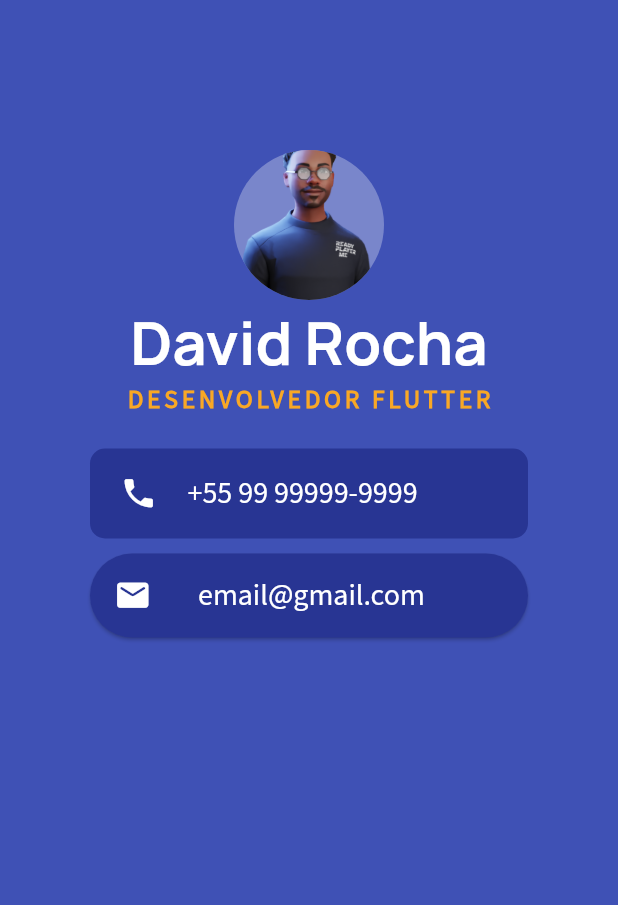
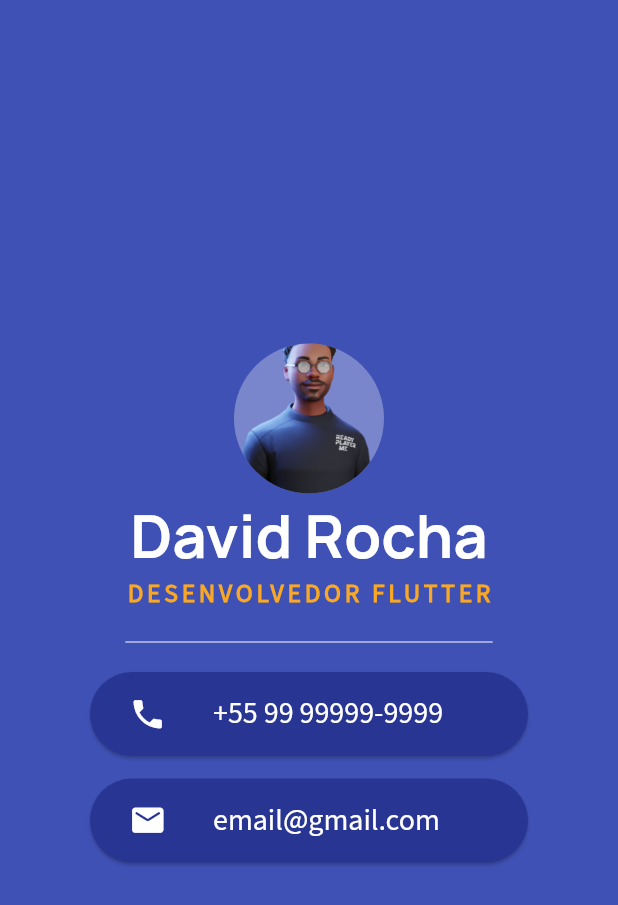
Before and after one commit to davidrockkj/my_card-flutter, a Flutter app: the screen it shows after launch, on a phone screen of 412 x 824 dp. Shown: the top 905 px of the screen. Run offline on Flutter 3.47's test engine with Material 2 defaults, Android fonts, the phone set to English and light mode, and no system bars.

Commit message:
Finalização do projeto

```diff
--- a/lib/main.dart
+++ b/lib/main.dart
@@ -17,8 +17,11 @@ class MeuApp extends StatelessWidget {
         backgroundColor: Colors.indigo,
         body: SafeArea(
           child: Column(
+            mainAxisAlignment: MainAxisAlignment.center,
+
             children: [
-              const SizedBox(height: 100.0),
+              // const SizedBox(height: 100.0), - usada para "centralizar" o conteúdo
+
               CircleAvatar(
                 backgroundImage: const AssetImage('imagens/davatar.png'),
                 backgroundColor: Colors.indigo.shade300,
@@ -45,37 +48,42 @@ class MeuApp extends StatelessWidget {
                   letterSpacing: 2.5,
                 ),
               ),
-              // TELEFONE --------------------------
               Container(
-                height: 60.0,
-                margin: const EdgeInsets.fromLTRB(60.0, 20.0, 60.0, 0.0),
+                height: 40,
+                width: 245,
+                clipBehavior: Clip.hardEdge,
                 decoration: BoxDecoration(
-                  borderRadius: BorderRadius.circular(10),
-                  color: Colors.indigo[800],
+                  borderRadius: BorderRadius.circular(100),
                 ),
-                child: const Row(
-                  children: [
-                    Padding(
-                      padding: EdgeInsets.symmetric(
-                        horizontal: 10.0
+                child: const Divider(
+                  height: 20,
+                  // thickness: 5,
+                  color: Colors.white,
                 ),
               ),
-                    Icon(
+              // TELEFONE --------------------------
+              Card(
+                shape: RoundedRectangleBorder(
+                  borderRadius: BorderRadius.circular(100),
+                  //set border radius more than 50% of height and width to make circle
+                ),
+                margin: const EdgeInsets.fromLTRB(60.0, 0.0, 60.0, 5.0),
+                color: Colors.indigo[800],
+                child: const Padding(
+                  padding: EdgeInsets.only(left: 10.0),
+                  child: ListTile(
+                      leading: Icon(
                         Icons.phone,
                         color: Colors.white,
                         size: 25.0,
                       ),
-                    SizedBox(
-                      width: 20.0,
-                    ),
-                    Text(
+                      title: Text(
                         '+55 99 99999-9999',
                         style: TextStyle(
                             color: Colors.white,
                             fontFamily: 'Source Sans',
                             fontSize: 20.0),
-                    )
-                  ],
+                      )),
                 ),
               ),
               // EMAIL --------------------------
@@ -84,25 +92,23 @@ class MeuApp extends StatelessWidget {
                   borderRadius: BorderRadius.circular(100),
                   //set border radius more than 50% of height and width to make circle
                 ),
+                margin: const EdgeInsets.fromLTRB(60.0, 10.0, 60.0, 20.0),
                 color: Colors.indigo[800],
-                margin: const EdgeInsets.symmetric(
-                  vertical: 10.0,
-                  horizontal: 60.0,
-                ),
-                child: const ListTile(
-                  leading:
-                    Icon(
+                child: const Padding(
+                  padding: EdgeInsets.only(left: 10.0),
+                  child: ListTile(
+                    leading: Icon(
                       Icons.mail_rounded,
                       color: Colors.white,
                       size: 25.0,
                     ),
-                  title:
-                    Text(
+                    title: Text(
                       'email@gmail.com',
                       style: TextStyle(
                           color: Colors.white,
                           fontFamily: 'Source Sans',
                           fontSize: 20.0),
+                    ),
                   ),
                 ),
               ),
```
Lines whose indentation alone changed are shown as unchanged.
